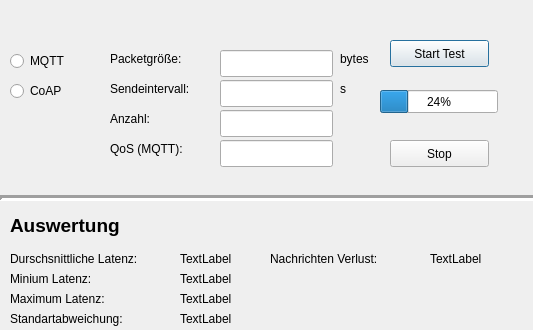
Old version of the form GUI/design.ui in the repository maggi333/studienarbeit.
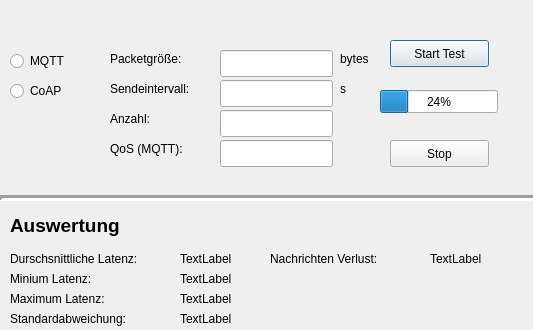
New version of the form.

What changed in the file:
```diff
--- a/GUI/design.ui
+++ b/GUI/design.ui
@@ -323,7 +323,7 @@
     </rect>
    </property>
    <property name="text">
-    <string>Standartabweichung:</string>
+    <string>Standardabweichung:</string>
    </property>
   </widget>
   <widget class="QLabel" name="minLabel">
```
